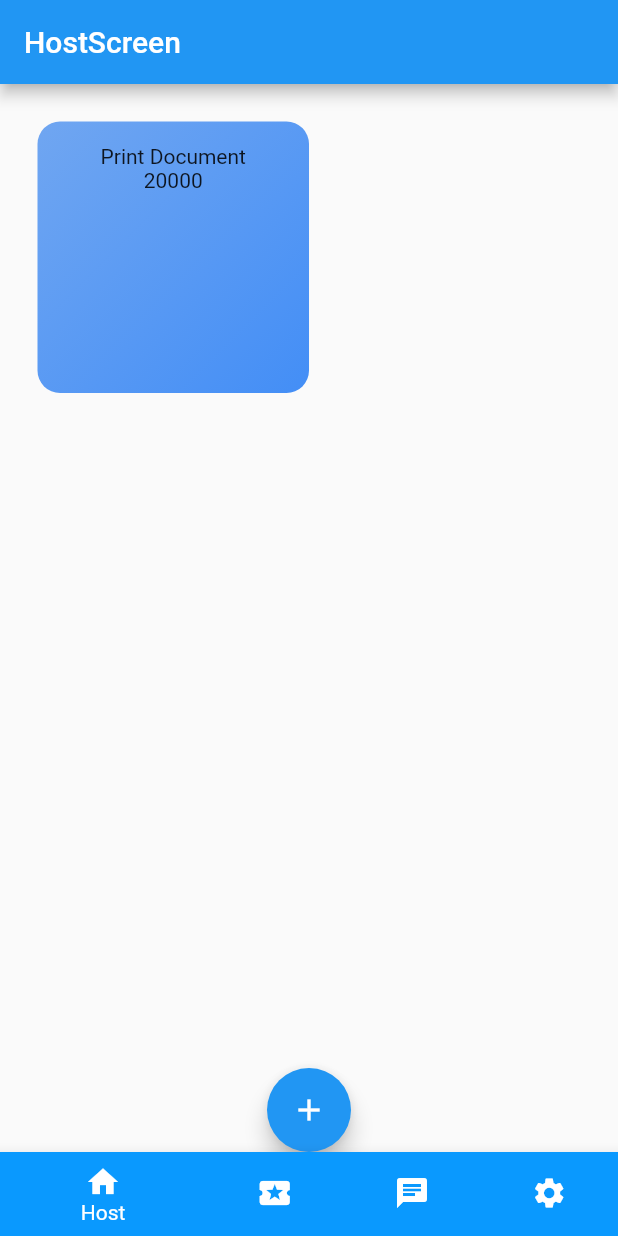
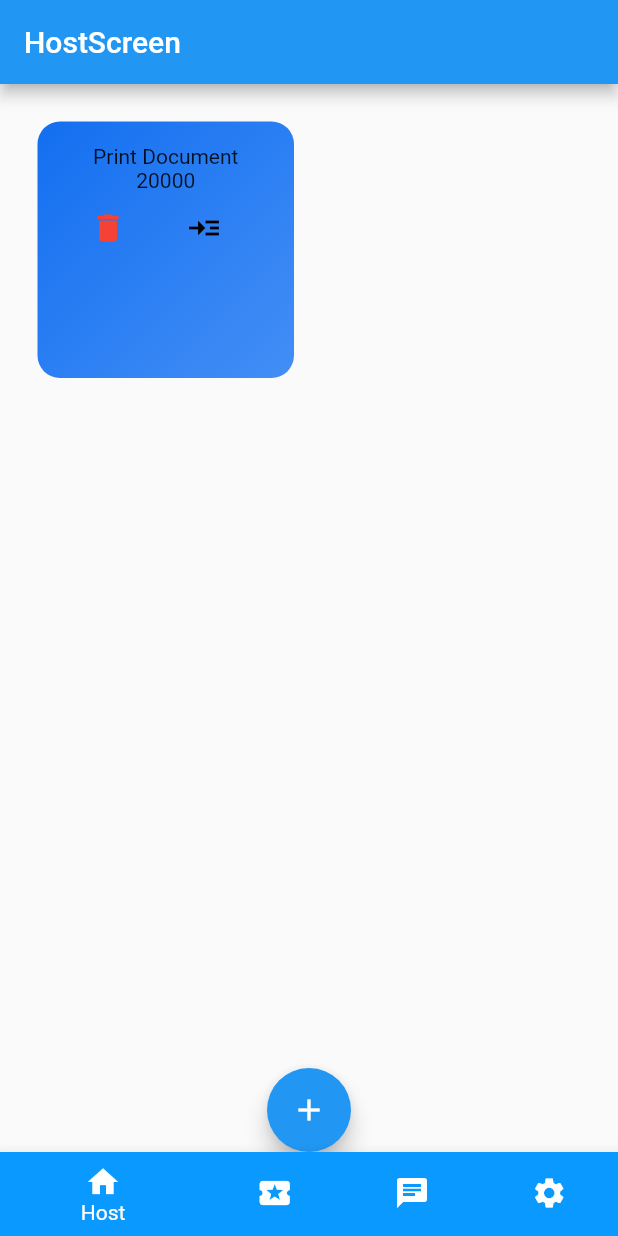
Before and after one commit to konnofuente/roshup_mobile_app_flutter_aws, a Flutter app: the HomePage screen opened directly, on a phone screen of 412 x 824 dp. Run offline on Flutter 3.47's test engine with Material 2 defaults, Android fonts, the phone set to English and light mode, and no system bars; our stand-ins replace babstrap_settings_screen, equatable, flutter_bloc, intl_phone_field, settings_ui; missing offline and left inert: amplify_auth_cognito, amplify_core, amplify_datastore, amplify_flutter.

Commit message:
Detail page for every services

```diff
--- a/lib/widgets/service_grid_view.dart
+++ b/lib/widgets/service_grid_view.dart
@@ -20,14 +20,16 @@ class ServiceGridView extends StatelessWidget {
           removeTop: true,
           child: GridView(
             padding: const EdgeInsets.all(25),
+
             // ignore: sort_child_properties_last
             children: state.allService
                 .map((serviceItem) => ServiceItem(
-                    name: serviceItem.name, amoungt: serviceItem.amoungt))
+                    service: serviceItem,))
                 .toList(),
             gridDelegate: const SliverGridDelegateWithFixedCrossAxisCount(
               crossAxisCount: 2,
               mainAxisSpacing: 20,
+               crossAxisSpacing:20,
             ),
           ),
         );
--- a/lib/widgets/service_item.dart
+++ b/lib/widgets/service_item.dart
@@ -1,32 +1,60 @@
 import 'package:flutter/material.dart';
+import 'package:roshup_mobile_app_flutter_aws/models/ModelProvider.dart';
+import 'package:roshup_mobile_app_flutter_aws/screens/Home/HostScreen/DetailServiceScreen.dart';
+
+import '../blocs/bloc_export.dart';
 
 class ServiceItem extends StatelessWidget {
-  final String? name;
-  final int? amoungt;
-  const ServiceItem({Key? key, required this.name, required this.amoungt})
-      : super(key: key);
+  final SERVICE service;
+  const ServiceItem({Key? key, required this.service}) : super(key: key);
 
   @override
   Widget build(BuildContext context) {
+    return BlocBuilder<ServicesBloc, ServicesState>(
+      builder: (context, state) {
         return Container(
           padding: const EdgeInsets.all(15),
+          // ignore: sort_child_properties_last
           child: Center(
             child: Column(
               children: [
-            Text(name!),
-            Text(amoungt.toString()),
+                Text(service.name),
+                Text(service.amoungt.toString()),
+                Row(
+                  children: [
+                    TextButton(
+                        onPressed: () => {
+                          context.read<ServicesBloc>().add(DeleteServices(service: service))
+                        },
+                        child: Icon(
+                          Icons.delete,
+                          color: Colors.red,
+                        )),
+
+                      TextButton(
+                        onPressed: () => {
+                           Navigator.push(
+                            context,
+                            MaterialPageRoute(builder: (context) =>  DetailServiceScreen(service: service)),
+                          )
+                        },
+                        child: Icon(
+                          Icons.read_more,
+                          color: Colors.black,
+                        ))
+                  ],
+                )
               ],
             ),
           ),
           decoration: BoxDecoration(
-          gradient: const LinearGradient(
-              colors: [
-                Color.fromARGB(255, 112, 166, 241)
-              , Color.fromARGB(255, 67, 142, 246)],
-
-              begin: Alignment.topLeft,
-              end: Alignment.bottomRight),
+              gradient: const LinearGradient(colors: [
+                Color.fromARGB(255, 19, 111, 240),
+                Color.fromARGB(255, 67, 142, 246)
+              ], begin: Alignment.topLeft, end: Alignment.bottomRight),
               borderRadius: BorderRadius.circular(15)),
+        );
+      },
     );
   }
 }
```
Also changed, not shown: lib/screens/Home/HostScreen.dart (+10 -9 lines), lib/screens/Home/HostScreen/DetailServiceScreen.dart (added, +20 -0 lines), lib/widgets/add_service.dart (+4 -3 lines). Lines whose indentation alone changed are shown as unchanged.
